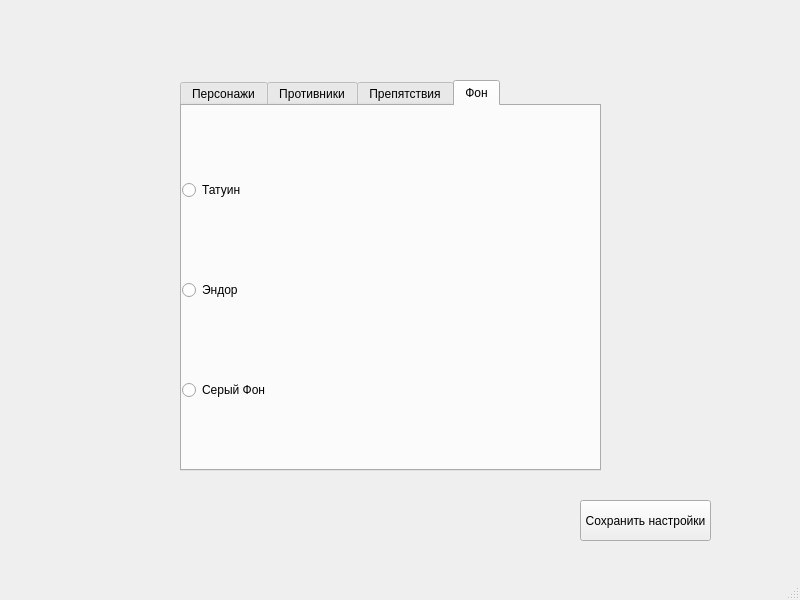
Ted64sar/ProektYandex, file ui_file.ui: the form before one commit.
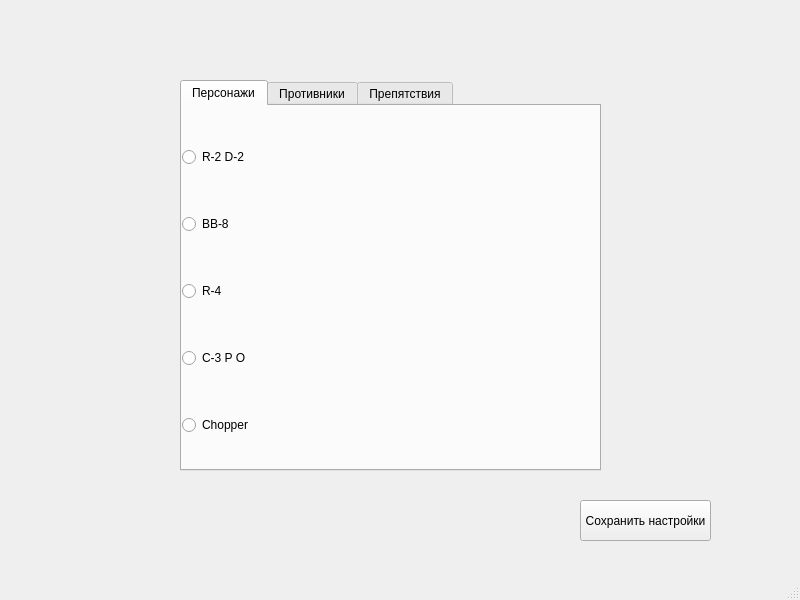
The form after the commit. The open tabs and pages were chosen to show the change.

Patch:
```diff
--- a/ui_file.ui
+++ b/ui_file.ui
@@ -154,44 +154,6 @@
       </layout>
      </widget>
     </widget>
-    <widget class="QWidget" name="tab_4">
-     <attribute name="title">
-      <string>Фон</string>
-     </attribute>
-     <widget class="QWidget" name="verticalLayoutWidget_4">
-      <property name="geometry">
-       <rect>
-        <x>0</x>
-        <y>0</y>
-        <width>421</width>
-        <height>371</height>
-       </rect>
-      </property>
-      <layout class="QVBoxLayout" name="verticalLayout_4">
-       <item>
-        <widget class="QRadioButton" name="radioButton_13">
-         <property name="text">
-          <string>Татуин</string>
-         </property>
-        </widget>
-       </item>
-       <item>
-        <widget class="QRadioButton" name="radioButton_14">
-         <property name="text">
-          <string>Эндор</string>
-         </property>
-        </widget>
-       </item>
-       <item>
-        <widget class="QRadioButton" name="radioButton_12">
-         <property name="text">
-          <string>Серый Фон</string>
-         </property>
-        </widget>
-       </item>
-      </layout>
-     </widget>
-    </widget>
    </widget>
    <widget class="QPushButton" name="pushButton">
     <property name="geometry">
```
Left out of the diff: 6 changed lines with no effect on the pictures.
